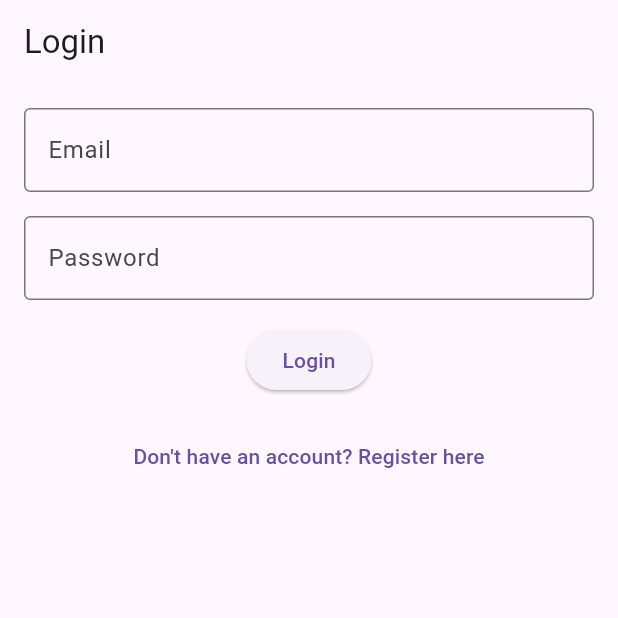
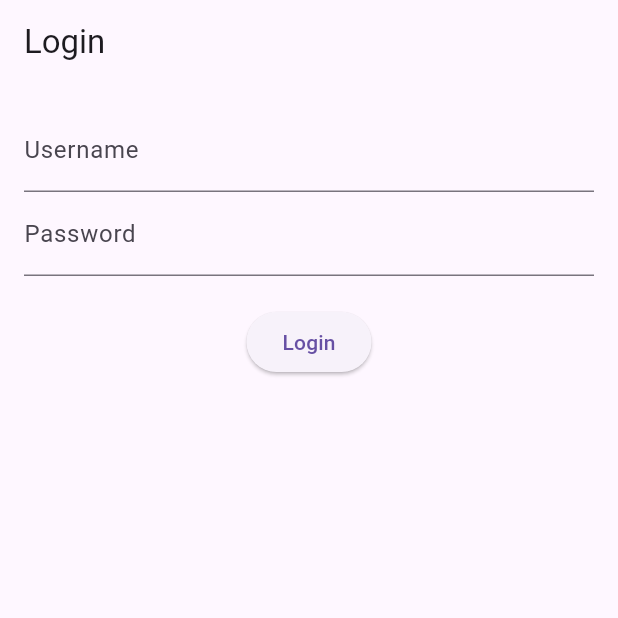
Before and after one commit to imenmoula/frontend_flutter, a Flutter app: the screen it shows after launch, on a phone screen of 412 x 824 dp, the top half of it. Run offline on Flutter 3.47's test engine with Material 3 defaults, Android fonts, the phone set to English and light mode, and no system bars.

```diff
--- a/lib/login_page.dart
+++ b/lib/login_page.dart
@@ -1,7 +1,66 @@
 import 'package:flutter/material.dart';
-import 'register_page.dart'; // Importer la page d'inscription
+import 'package:http/http.dart' as http;
+import 'dart:convert';
+import 'HomePage.dart';
+// Import the HomePage widget
 
-class LoginPage extends StatelessWidget {
+class LoginPage extends StatefulWidget {
+  @override
+  _LoginPageState createState() => _LoginPageState();
+}
+
+class _LoginPageState extends State<LoginPage> {
+  final TextEditingController _usernameController = TextEditingController();
+  final TextEditingController _passwordController = TextEditingController();
+
+  Future<void> login() async {
+    try {
+      final response = await http.post(
+        Uri.parse('http://10.0.2.2:3060/login'),  // Use 10.0.2.2 for Android Emulator if needed
+        body: {
+          'email': _usernameController.text,  // Changed 'username' to 'email' to match backend
+          'password': _passwordController.text,
+        },
+      );
+
+      // Log the entire response body in the console for debugging
+      print('Response status: ${response.statusCode}');
+      print('Response body: ${response.body}');
+
+      final data = json.decode(response.body);
+
+      // Check if the login was successful
+      if (data['error'] == null) {
+        // On success, navigate to the HomePage
+        Navigator.pushReplacement(
+          context,
+          MaterialPageRoute(builder: (context) => HomePage()),
+        );
+      } else {
+        // Show error message if the response contains an error
+        showDialog(
+          context: context,
+          builder: (context) => AlertDialog(
+            title: Text('Login Failed'),
+            content: Text(data['error'] ?? 'Unknown error'),
+            actions: [
+              TextButton(
+                onPressed: () {
+                  Navigator.pop(context);
+                },
+                child: Text('OK'),
+              ),
+            ],
+          ),
+        );
+      }
+    } catch (e) {
+      // If there's an error during the request, log the error
+      print('Error: $e');
+    }
+  }
+
+
   @override
   Widget build(BuildContext context) {
     return Scaffold(
@@ -12,42 +71,19 @@ class LoginPage extends StatelessWidget {
         padding: const EdgeInsets.all(16.0),
         child: Column(
           children: [
-            // Champ de saisie pour l'email
             TextField(
-              decoration: InputDecoration(
-                labelText: 'Email',
-                border: OutlineInputBorder(),
-              ),
-              keyboardType: TextInputType.emailAddress,
+              controller: _usernameController,
+              decoration: InputDecoration(labelText: 'Username'),
             ),
-            SizedBox(height: 16),
-            // Champ de saisie pour le mot de passe
             TextField(
-              decoration: InputDecoration(
-                labelText: 'Password',
-                border: OutlineInputBorder(),
-              ),
+              controller: _passwordController,
+              decoration: InputDecoration(labelText: 'Password'),
               obscureText: true,
             ),
-            SizedBox(height: 16),
-            // Bouton de connexion
+            SizedBox(height: 20),
             ElevatedButton(
-              onPressed: () {
-                // Logique de connexion ici
-              },
+              onPressed: login,
               child: Text('Login'),
-            ),
-            SizedBox(height: 16),
-            // Lien vers la page d'inscription
-            TextButton(
-              onPressed: () {
-                // Naviguer vers la page d'inscription
-                Navigator.push(
-                  context,
-                  MaterialPageRoute(builder: (context) => RegisterPage()),
-                );
-              },
-              child: Text('Don\'t have an account? Register here'),
             ),
           ],
         ),
```
